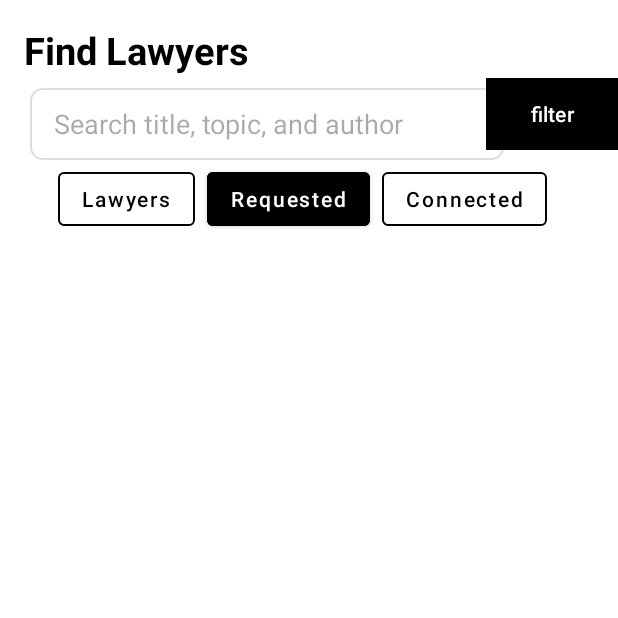
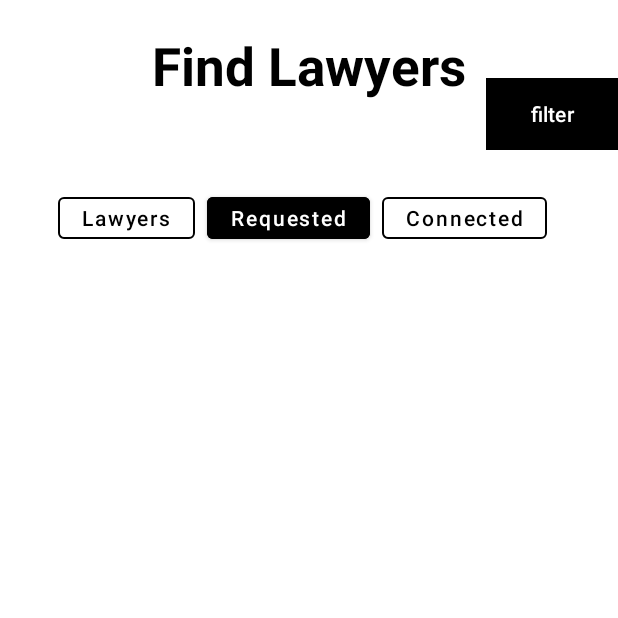
Before and after one commit to henok28/Shengo, an Android app: the fragment FindLawyer placed in its activity, on a phone screen of 412 x 824 dp, the top half of it. Run offline under Robolectric (Android 15) with nearby library versions, the phone set to English and light mode, and no system bars; pictures from the network do not load.

Commit message:
Pushing branch master

```diff
--- a/app/src/main/java/school/project/shengoapp0/serviceapi/RetrofitInstance.java
+++ b/app/src/main/java/school/project/shengoapp0/serviceapi/RetrofitInstance.java
@@ -16,7 +16,7 @@ import retrofit2.converter.gson.GsonConverterFactory;
 
 public class RetrofitInstance {
     private static Retrofit retrofit = null;
-    static String BASE_URL = "http://192.168.186.253:8000/";
+    static String BASE_URL = "http://192.168.186.196:8000/";
 //    static String BASE_URL = "http://192.168.225.253:8000/";
 
 //    static String BASE_URL = "https://dummyjson.com/";
--- a/app/src/main/java/school/project/shengoapp0/viewmodels/PendingLawyersViewModel.java
+++ b/app/src/main/java/school/project/shengoapp0/viewmodels/PendingLawyersViewModel.java
@@ -9,6 +9,7 @@ import androidx.lifecycle.MutableLiveData;
 import java.util.List;
 
 import school.project.shengoapp0.model.PendingLawyer;
+import school.project.shengoapp0.model.connectedlawyersmodal.ConnectedLawyer;
 import school.project.shengoapp0.repositories.PendingLawyerRepo;
 
 public class PendingLawyersViewModel extends AndroidViewModel {
@@ -22,7 +23,7 @@ public class PendingLawyersViewModel extends AndroidViewModel {
     public void fetchPendingLawyers(){
         pendingLawyerRepo.fetchPendingLawyers();
     }
-    public MutableLiveData<List<PendingLawyer>> getPendingLawyerData(){
+    public MutableLiveData<List<ConnectedLawyer>> getPendingLawyerData(){
         return pendingLawyerRepo.getLawyerDataResponse();
     }
 }
--- a/app/src/main/res/layout/fragment_find_lawyer.xml
+++ b/app/src/main/res/layout/fragment_find_lawyer.xml
@@ -2,8 +2,7 @@
 <androidx.constraintlayout.widget.ConstraintLayout xmlns:android="http://schemas.android.com/apk/res/android"
     xmlns:app="http://schemas.android.com/apk/res-auto"
     android:layout_width="match_parent"
-    android:layout_height="match_parent"
-    android:background="@color/white">
+    android:layout_height="match_parent">
 
     <!-- Header -->
     <TextView
@@ -11,47 +10,14 @@
         android:layout_width="wrap_content"
         android:layout_height="wrap_content"
         android:text="Find Lawyers"
-        android:textSize="25sp"
+        android:textSize="35sp"
         android:textStyle="bold"
         android:textColor="@android:color/black"
-        android:layout_margin="16dp"
+
+        android:layout_margin="20dp"
         app:layout_constraintTop_toTopOf="parent"
         app:layout_constraintStart_toStartOf="parent"
-        />
-
-    <!-- Search Bar -->
-    <RelativeLayout
-        android:id="@+id/searchContainer"
-        android:layout_width="match_parent"
-        android:layout_height="wrap_content"
-        android:layout_marginHorizontal="20dp"
-        android:layout_marginTop="8dp"
-        app:layout_constraintTop_toBottomOf="@id/headerText"
-        app:layout_constraintStart_toStartOf="parent"
-        app:layout_constraintEnd_toEndOf="parent">
-
-        <EditText
-            android:id="@+id/search_input"
-            android:layout_width="match_parent"
-            android:layout_height="48dp"
-            android:layout_toStartOf="@id/search_button"
-            android:background="@drawable/edit_text_background"
-            android:hint="Search title, topic, and author"
-            android:paddingStart="16dp"
-            android:paddingEnd="16dp"
-            android:textColor="@color/black"
-            android:layout_marginEnd="8dp" />
-
-        <ImageView
-            android:id="@+id/search_button"
-            android:layout_width="48dp"
-            android:layout_height="48dp"
-            android:layout_alignParentEnd="true"
-            android:padding="12dp"
-            android:src="@drawable/search0"
-            android:contentDescription="Search button"
-            app:tint="@color/black" />
-    </RelativeLayout>
+        app:layout_constraintEnd_toEndOf="parent" />
 
     <!-- Button Container -->
 
@@ -73,10 +39,12 @@
         android:layout_marginTop="36dp"
         android:orientation="horizontal"
         android:padding="10dp"
+
         app:layout_constraintEnd_toEndOf="parent"
         app:layout_constraintHorizontal_bias="0.0"
         app:layout_constraintStart_toStartOf="parent"
         app:layout_constraintTop_toBottomOf="@id/headerText">
+
 
         <HorizontalScrollView
             android:id="@+id/categories_scroll"
@@ -95,7 +63,7 @@
                     android:id="@+id/lawyers_button"
                     style="@style/Widget.MaterialComponents.Button.OutlinedButton"
                     android:layout_width="wrap_content"
-                    android:layout_height="48dp"
+                    android:layout_height="40dp"
                     android:layout_marginEnd="8dp"
                     android:text="Lawyers"
                     android:textAllCaps="false"
@@ -107,10 +75,11 @@
                     android:id="@+id/requested_button"
                     style="@style/Widget.MaterialComponents.Button"
                     android:layout_width="wrap_content"
-                    android:layout_height="48dp"
+                    android:layout_height="40dp"
                     android:layout_marginEnd="8dp"
                     android:backgroundTint="@android:color/black"
                     android:text="Requested"
+
                     android:textAllCaps="false"
                     android:textColor="@android:color/white" />
 
@@ -118,16 +87,23 @@
                     android:id="@+id/connected_button"
                     style="@style/Widget.MaterialComponents.Button.OutlinedButton"
                     android:layout_width="wrap_content"
-                    android:layout_height="48dp"
+                    android:layout_height="40dp"
                     android:layout_marginEnd="8dp"
                     android:text="Connected"
                     android:textAllCaps="false"
                     android:textColor="@android:color/black"
                     app:strokeColor="@android:color/black"
                     app:strokeWidth="1dp" />
+
+
+                <!-- Add other category buttons with the same style -->
+
             </LinearLayout>
         </HorizontalScrollView>
+
+
     </LinearLayout>
+
     <androidx.recyclerview.widget.RecyclerView
         android:id="@+id/lawyerRecyclerView"
         android:layout_width="0dp"
@@ -139,4 +115,8 @@
         app:layout_constraintEnd_toEndOf="parent"
         app:layout_constraintBottom_toBottomOf="parent" />
 
+
+
+
+
 </androidx.constraintlayout.widget.ConstraintLayout>
```
Also changed, not shown: app/src/main/java/school/project/shengoapp0/model/connectedlawyersmodal/ConnectedLawyer.java (+12 -0 lines), app/src/main/java/school/project/shengoapp0/repositories/PendingLawyerRepo.java (+22 -4 lines), app/src/main/java/school/project/shengoapp0/ui/bottomnavigation/FindLawyer.java (+12 -5 lines).
